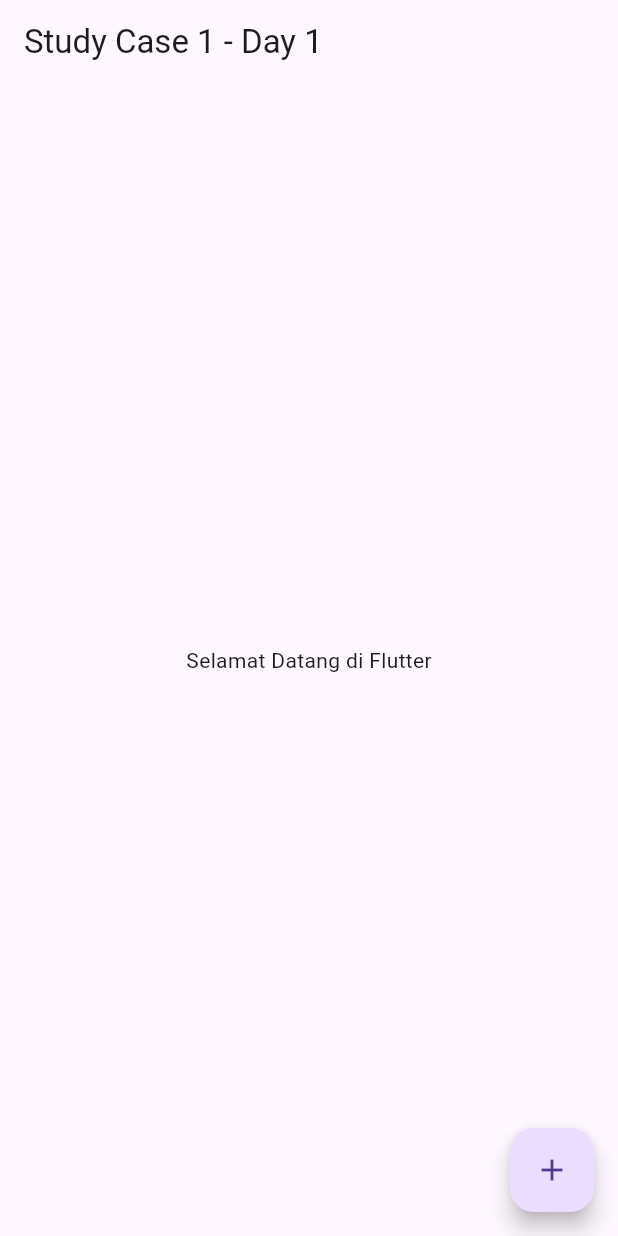
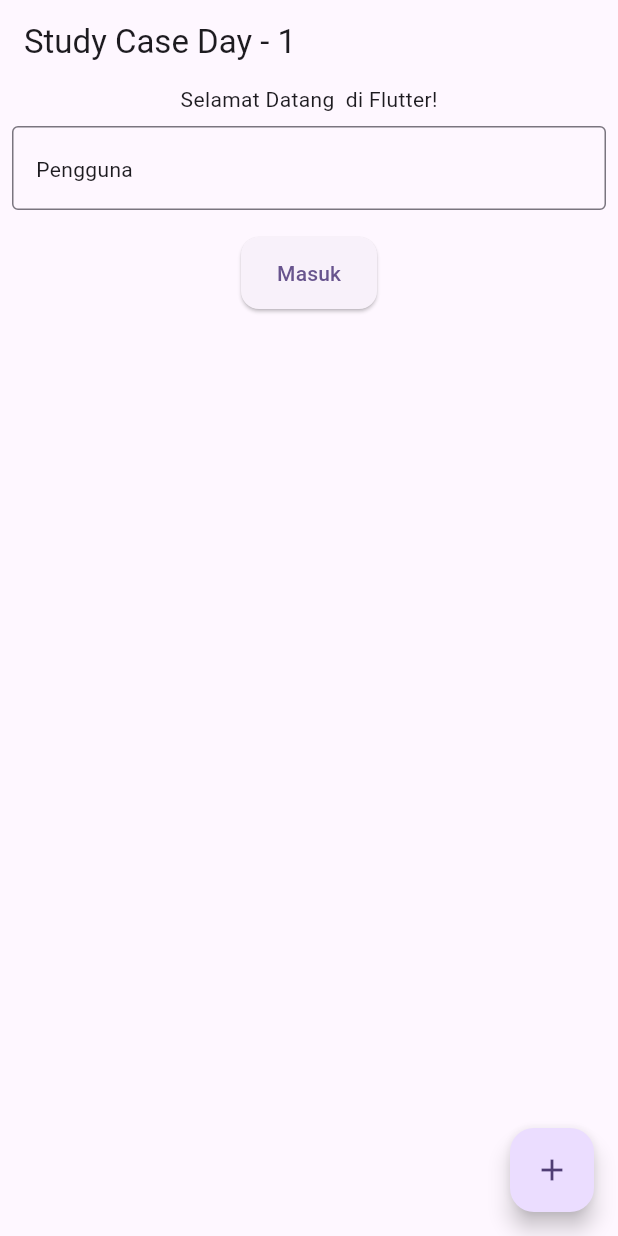
Before and after one commit to rrma1710/maliki-tech-fest-2025, a Flutter app: the screen it shows after launch, on a phone screen of 412 x 824 dp. Run offline on Flutter 3.47's test engine with Material 3 defaults, Android fonts, the phone set to English and light mode, and no system bars.

Commit message:
study case app

```diff
--- a/study_case_app/lib/main.dart
+++ b/study_case_app/lib/main.dart
@@ -1,7 +1,8 @@
 import 'package:flutter/material.dart';
+import 'package:study_case_app/pagesecond.dart';
 
 void main() {
-  runApp(const MyApp());
+  runApp(MyApp());
 }
 
 class MyApp extends StatelessWidget {
@@ -10,13 +11,99 @@ class MyApp extends StatelessWidget {
   @override
   Widget build(BuildContext context) {
     return MaterialApp(
-      home: Scaffold(
-        appBar: AppBar(title: Text('Study Case 1 - Day 1')),
-        body: Center(child: Text('Selamat Datang di Flutter')),
-        floatingActionButton: FloatingActionButton(
-          onPressed: () {},
-          child: Icon(Icons.add),
-        ),
+      title: 'Coba',
+      theme: ThemeData(
+        // This is the theme of your application.
+        //
+        // TRY THIS: Try running your application with "flutter run". You'll see
+        // the application has a purple toolbar. Then, without quitting the app,
+        // try changing the seedColor in the colorScheme below to Colors.green
+        // and then invoke "hot reload" (save your changes or press the "hot
+        // reload" button in a Flutter-supported IDE, or press "r" if you used
+        // the command line to start the app).
+        //
+        // Notice that the counter didn't reset back to zero; the application
+        // state is not lost during the reload. To reset the state, use hot
+        // restart instead.
+        //
+        // This works for code too, not just values: Most code changes can be
+        // tested with just a hot reload.
+        colorScheme: ColorScheme.fromSeed(seedColor: Colors.deepPurple),
+      ),
+      home: const StudyCaseApp(title: 'Demo'),
+    );
+  }
+}
+
+class StudyCaseApp extends StatefulWidget {
+  final dynamic title;
+
+  const StudyCaseApp({super.key, required this.title});
+
+  @override
+  State<StudyCaseApp> createState() => _StudyCaseAppState();
+}
+
+class _StudyCaseAppState extends State<StudyCaseApp> {
+  final TextEditingController _controller = TextEditingController();
+  String _inputText = '';
+  int counter = 1;
+  int setDefault = 1;
+
+  @override
+  Widget build(BuildContext context) {
+    return Scaffold(
+      appBar: AppBar(title: Text('Study Case Day - $setDefault')),
+      body: Column(
+        children: [
+          Center(child: Text('Selamat Datang $_inputText di Flutter!')),
+          Padding(
+            padding: const EdgeInsets.all(8.0),
+            child: TextField(
+              controller: _controller,
+              onChanged: (value) {
+                setState(() {
+                  _inputText = _controller.text;
+                });
+              },
+              decoration: InputDecoration(
+                border: OutlineInputBorder(),
+                hint: Text('Pengguna'),
+              ),
+            ),
+          ),
+          SizedBox(height: 10),
+          ElevatedButton(
+            onPressed: () {
+              Navigator.push(
+                context,
+                MaterialPageRoute<void>(
+                  builder: (context) => const PageSecond(),
+                ),
+              );
+            },
+            style: ElevatedButton.styleFrom(
+              shape: RoundedRectangleBorder(
+                borderRadius: BorderRadius.circular(
+                  12,
+                ), // Ubah radius sesuai kebutuhan
+              ),
+              minimumSize: Size(
+                80,
+                48,
+              ), // Membuat button kotak lebar penuh dan tinggi 48
+            ),
+            child: Text('Masuk'),
+          ),
+        ],
+      ),
+      floatingActionButton: FloatingActionButton(
+        onPressed: () {
+          setState(() {
+            setDefault = counter++;
+          });
+        },
+        child: Icon(Icons.add),
       ),
     );
   }
--- a/study_case_app/pubspec.yaml
+++ b/study_case_app/pubspec.yaml
@@ -58,9 +58,9 @@ flutter:
   uses-material-design: true
 
   # To add assets to your application, add an assets section, like this:
-  # assets:
-  #   - images/a_dot_burr.jpeg
-  #   - images/a_dot_ham.jpeg
+  assets:
+   - assets/gunung1.jpg
+   - assets/gunung2.jpg
 
   # An image asset can refer to one or more resolution-specific "variants", see
   # https://flutter.dev/to/resolution-aware-images
```
Also changed, not shown: study_case_app/lib/pagesecond.dart (added, +100 -0 lines), study_case_app/assets/gunung1.jpg (added), study_case_app/assets/gunung2.jpg (added), 1 other file.
